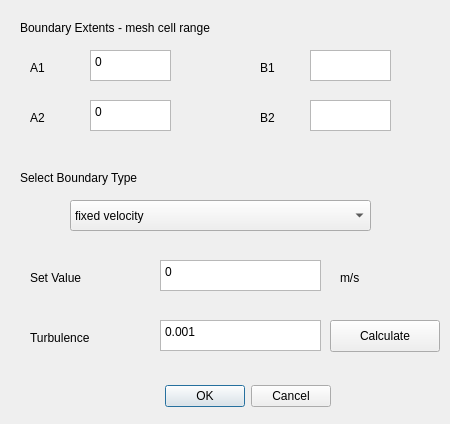
First picture: the form in gui/sboundary.ui, repository civilcfd/Civil-CFD, before the edit.
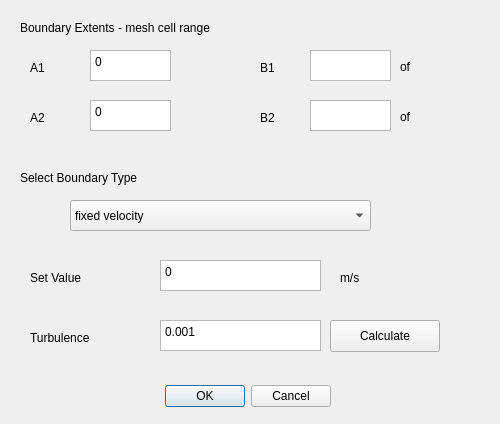
Second picture: the form after the edit.

```diff
--- a/gui/sboundary.ui
+++ b/gui/sboundary.ui
@@ -6,7 +6,7 @@
    <rect>
     <x>0</x>
     <y>0</y>
-    <width>450</width>
+    <width>500</width>
     <height>424</height>
    </rect>
   </property>
@@ -18,13 +18,13 @@
   </property>
   <property name="minimumSize">
    <size>
-    <width>450</width>
+    <width>500</width>
     <height>424</height>
    </size>
   </property>
   <property name="maximumSize">
    <size>
-    <width>450</width>
+    <width>500</width>
     <height>424</height>
    </size>
   </property>
@@ -339,6 +339,32 @@
     <string>m/s</string>
    </property>
   </widget>
+  <widget class="QLabel" name="maxA">
+   <property name="geometry">
+    <rect>
+     <x>400</x>
+     <y>60</y>
+     <width>56</width>
+     <height>13</height>
+    </rect>
+   </property>
+   <property name="text">
+    <string>of </string>
+   </property>
+  </widget>
+  <widget class="QLabel" name="maxB">
+   <property name="geometry">
+    <rect>
+     <x>400</x>
+     <y>110</y>
+     <width>56</width>
+     <height>13</height>
+    </rect>
+   </property>
+   <property name="text">
+    <string>of </string>
+   </property>
+  </widget>
  </widget>
  <resources/>
  <connections>
```
